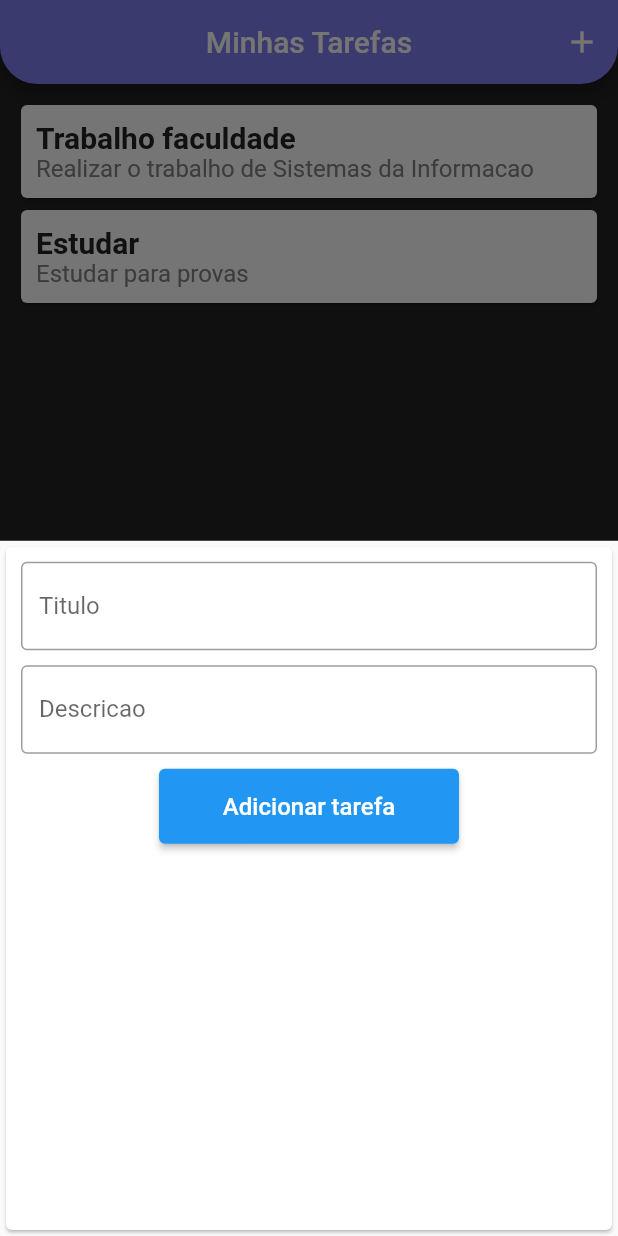
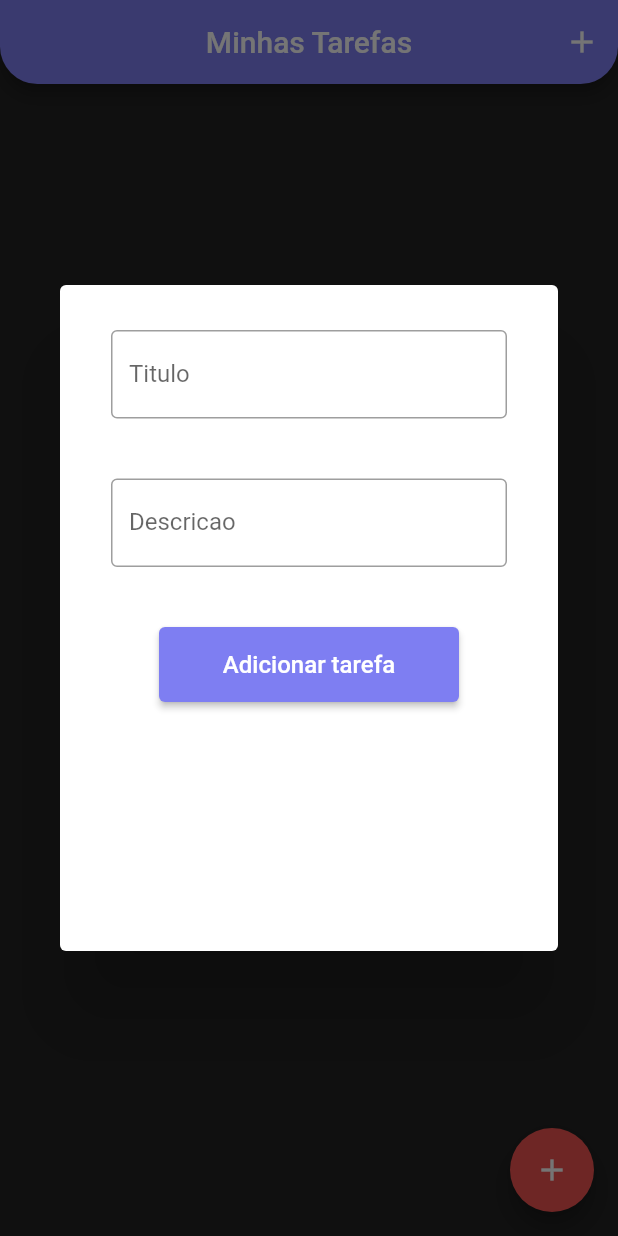
Before and after one commit to devv-thiago/to-do-list, a Flutter app: the screen it shows after launch, after a tap on the "add" icon, on a phone screen of 412 x 824 dp. Run offline on Flutter 3.47's test engine with Material 2 defaults, Android fonts, the phone set to English and light mode, and no system bars.

Commit message:
primeira versao

```diff
--- a/lib/components/task_input.dart
+++ b/lib/components/task_input.dart
@@ -27,9 +27,8 @@ class _TaskInputState extends State<TaskInput> {
   @override
   Widget build(BuildContext context) {
     return Container(
-      height: 500,
-      child: Card(
-        child: Container(
+      height: 400,
+      width: 600,
       padding: EdgeInsets.all(10),
       child: Column(
         children: [
@@ -40,19 +39,30 @@ class _TaskInputState extends State<TaskInput> {
               labelText: 'Titulo',
             ),
           ),
-              SizedBox(height: 10),
+          SizedBox(
+            height: 40,
+          ),
           TextField(
+            maxLines: null,
+            maxLength: null,
             controller: descController,
             decoration: InputDecoration(
               border: OutlineInputBorder(),
               labelText: 'Descricao',
             ),
+            textAlign: TextAlign.start,
           ),
-              SizedBox(height: 10),
+          SizedBox(
+            height: 40,
+          ),
           Container(
             height: 50,
             width: 200,
             child: ElevatedButton(
+              style: ButtonStyle(
+                backgroundColor:
+                    MaterialStatePropertyAll(Color.fromRGBO(126, 126, 242, 1)),
+              ),
               onPressed: _submitInput,
               child: const Text(
                 "Adicionar tarefa",
@@ -66,8 +76,6 @@ class _TaskInputState extends State<TaskInput> {
           )
         ],
       ),
-        ),
-      ),
     );
   }
 }
--- a/lib/components/task_list.dart
+++ b/lib/components/task_list.dart
@@ -1,56 +1,41 @@
-import 'package:flutter/material.dart';
-import '../models/task.dart';
 import 'package:flutter/material.dart';
 import '../models/task.dart';
 
-class TaskList extends StatefulWidget {
+class TaskList extends StatelessWidget {
   final List<Task> taskList;
+  final void Function(String) onRemove;
 
-  const TaskList(this.taskList, {super.key});
+  const TaskList(this.taskList, this.onRemove, {super.key});
 
-  @override
-  State<TaskList> createState() => _TaskListState();
-}
-
-class _TaskListState extends State<TaskList> {
   @override
   Widget build(BuildContext context) {
     return Container(
       height: 500,
       padding: EdgeInsets.all(10),
       child: ListView.builder(
-        itemCount: widget.taskList.length,
+        itemCount: taskList.length,
         itemBuilder: (ctx, index) {
-          //
-          final task = widget.taskList[index];
-          //
+          final task = taskList[index];
           return Card(
-            child: Container(
-              padding: EdgeInsets.all(10),
-              decoration: BoxDecoration(
-                color: const Color.fromRGBO(255, 255, 255, 1),
-                borderRadius: const BorderRadius.all(
-                  Radius.circular(10),
-                ),
-              ),
-              child: Column(
-                crossAxisAlignment: CrossAxisAlignment.start,
-                children: [
-                  Text(
+            child: ListTile(
+              title: Text(
                 task.title,
                 style: const TextStyle(
                     fontWeight: FontWeight.bold,
                     fontSize: 20,
                     color: Color.fromRGBO(34, 34, 34, 1)),
               ),
-                  Text(
+              subtitle: Text(
                 task.desc,
                 style: TextStyle(
                     color: Color.fromRGBO(133, 130, 131, 1),
                     fontSize: 16,
                     fontWeight: FontWeight.w400),
               ),
-                ],
+              trailing: IconButton(
+                onPressed: () => onRemove(task.id),
+                icon: Icon(Icons.delete),
+                color: Colors.red[400],
               ),
             ),
           );
--- a/lib/main.dart
+++ b/lib/main.dart
@@ -2,6 +2,7 @@ import 'package:flutter/material.dart';
 import 'models/task.dart';
 import 'components/task_list.dart';
 import 'components/task_input.dart';
+import 'dart:math';
 
 void main() {
   runApp(MyApp());
@@ -26,18 +27,11 @@ class MyHomePage extends StatefulWidget {
 }
 
 class _MyHomePage extends State<MyHomePage> {
-  final _tasks = [
-    Task(
-        title: 'Trabalho faculdade',
-        desc: 'Realizar o trabalho de Sistemas da Informacao'),
-    Task(
-      title: 'Estudar',
-      desc: 'Estudar para provas',
-    )
-  ];
+  final List<Task> _tasks = [];
 
   _addTask(String titulo, String descricao) {
     final newTask = Task(
+      id: Random().nextDouble().toString(),
       title: titulo,
       desc: descricao,
     );
@@ -49,11 +43,17 @@ class _MyHomePage extends State<MyHomePage> {
     Navigator.of(context).pop();
   }
 
+  _deleteTask(String id) {
+    setState(() {
+      _tasks.removeWhere((tr) => id == tr.id);
+    });
+  }
+
   _openTaskInputModal(BuildContext context) {
-    showModalBottomSheet(
+    showDialog(
         context: context,
         builder: (_) {
-          return TaskInput(_addTask);
+          return AlertDialog(content: TaskInput(_addTask));
         });
   }
 
@@ -86,7 +86,7 @@ class _MyHomePage extends State<MyHomePage> {
                   children: [
                     Column(
                       children: [
-                        TaskList(_tasks),
+                        TaskList(_tasks, _deleteTask),
                       ],
                     )
                   ],
--- a/lib/models/task.dart
+++ b/lib/models/task.dart
@@ -1,6 +1,7 @@
 class Task {
   final String title;
   final String desc;
+  final String id;
 
-  Task({required this.title, required this.desc});
+  Task({required this.id,required this.title, required this.desc});
 }
```
Lines whose indentation alone changed are shown as unchanged.
